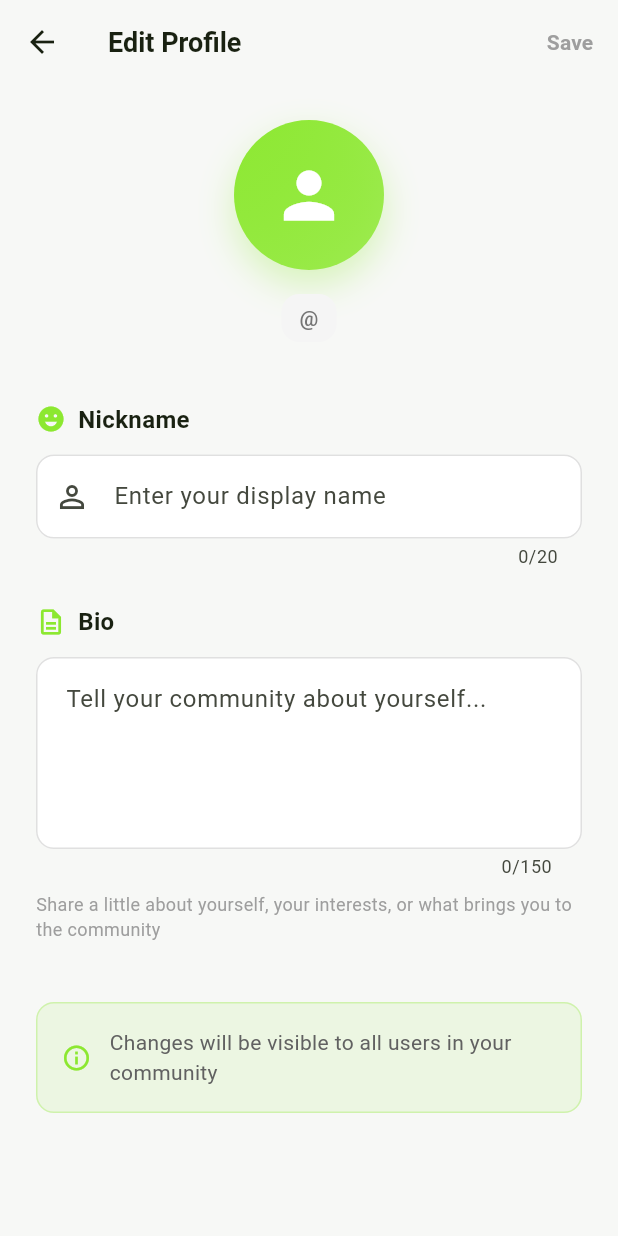
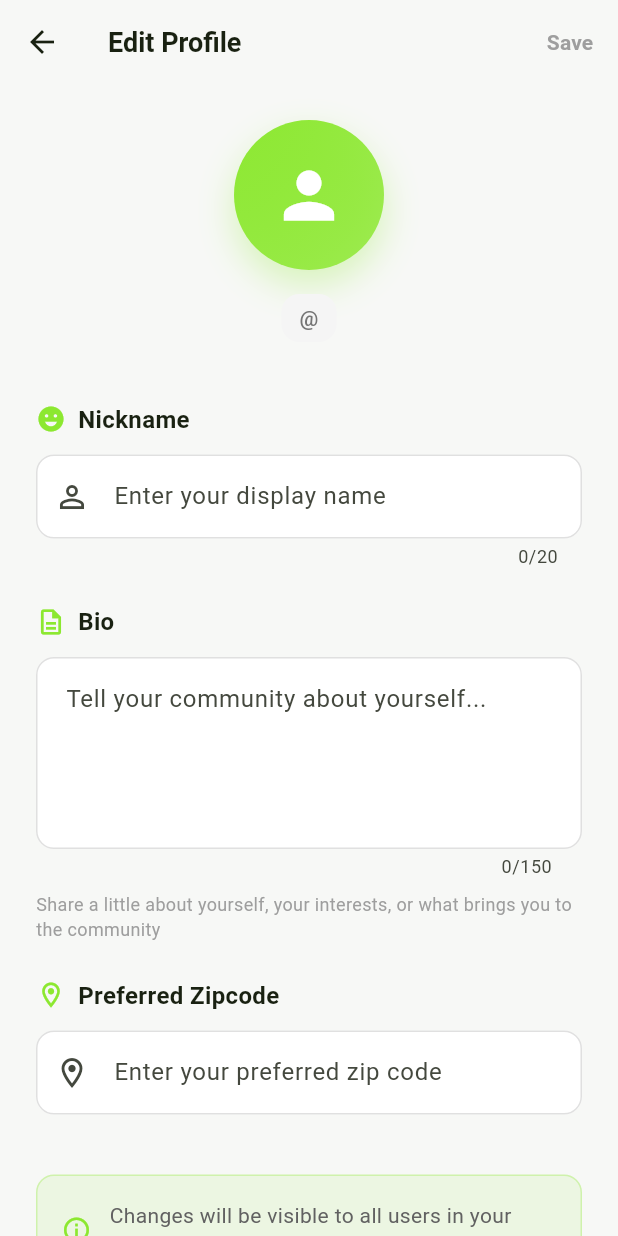
Before and after one commit to dp9910/zipsocial, a Flutter app: the ProfileScreen screen opened directly, after a tap on "Edit Profile", on a phone screen of 412 x 824 dp. Run offline on Flutter 3.47's test engine with Material 3 defaults, Android fonts, the phone set to English and light mode, and no system bars; our stand-ins replace google_sign_in, supabase_flutter; accounts and stored records are empty; Roboto replaces fonts that are missing (BeVietnamPro).

Commit message:
feat: Implement preferred zip code feature and update README

```diff
--- a/lib/models/user.dart
+++ b/lib/models/user.dart
@@ -5,6 +5,7 @@ class AppUser {
   final String? email;
   final DateTime createdAt;
   final String? defaultZipcode;
+  final String? preferredZipcode; // Add this line
   final String? nickname;
   final String? bio;
   final int followerCount;
@@ -19,6 +20,7 @@ class AppUser {
     this.email,
     required this.createdAt,
     this.defaultZipcode,
+    this.preferredZipcode, // Add this line
     this.nickname,
     this.bio,
     this.followerCount = 0,
@@ -35,6 +37,7 @@ class AppUser {
       email: json['google_email'],
       createdAt: DateTime.parse(json['created_at']),
       defaultZipcode: json['default_zipcode'],
+      preferredZipcode: json['preferred_zipcode'], // Add this line
       nickname: json['nickname'],
       bio: json['bio'],
       followerCount: json['follower_count'] ?? 0,
@@ -52,6 +55,7 @@ class AppUser {
       'google_email': email,
       'created_at': createdAt.toIso8601String(),
       'default_zipcode': defaultZipcode,
+      'preferred_zipcode': preferredZipcode, // Add this line
       'nickname': nickname,
       'bio': bio,
       'follower_count': followerCount,
--- a/lib/screens/edit_profile_screen.dart
+++ b/lib/screens/edit_profile_screen.dart
@@ -14,6 +14,7 @@ class EditProfileScreen extends StatefulWidget {
 class _EditProfileScreenState extends State<EditProfileScreen> {
   final _nicknameController = TextEditingController();
   final _bioController = TextEditingController();
+  final _preferredZipcodeController = TextEditingController();
   final _formKey = GlobalKey<FormState>();
   bool _isLoading = false;
   bool _hasChanges = false;
@@ -23,21 +24,25 @@ class _EditProfileScreenState extends State<EditProfileScreen> {
     super.initState();
     _nicknameController.text = widget.user.nickname ?? '';
     _bioController.text = widget.user.bio ?? '';
+    _preferredZipcodeController.text = widget.user.preferredZipcode ?? '';
 
     _nicknameController.addListener(_onFieldChanged);
     _bioController.addListener(_onFieldChanged);
+    _preferredZipcodeController.addListener(_onFieldChanged);
   }
 
   @override
   void dispose() {
     _nicknameController.dispose();
     _bioController.dispose();
+    _preferredZipcodeController.dispose();
     super.dispose();
   }
 
   void _onFieldChanged() {
     final hasChanges = _nicknameController.text != (widget.user.nickname ?? '') ||
-                      _bioController.text != (widget.user.bio ?? '');
+                      _bioController.text != (widget.user.bio ?? '') ||
+                      _preferredZipcodeController.text != (widget.user.preferredZipcode ?? '');
 
     if (hasChanges != _hasChanges) {
       setState(() => _hasChanges = hasChanges);
@@ -50,9 +55,10 @@ class _EditProfileScreenState extends State<EditProfileScreen> {
     setState(() => _isLoading = true);
 
     try {
-      await SupabaseAuthService.updateUserProfile( // Changed service call
+      await SupabaseAuthService.updateUserProfile(
         nickname: _nicknameController.text.trim(),
         bio: _bioController.text.trim().isEmpty ? null : _bioController.text.trim(),
+        preferredZipcode: _preferredZipcodeController.text.trim().isEmpty ? null : _preferredZipcodeController.text.trim(),
       );
 
       if (mounted) {
@@ -317,6 +323,61 @@ class _EditProfileScreenState extends State<EditProfileScreen> {
                   ],
                 ),
 
+                const SizedBox(height: 24),
+
+                // Preferred Zipcode Section
+                Column(
+                  crossAxisAlignment: CrossAxisAlignment.start,
+                  children: [
+                    Row(
+                      children: [
+                        const Icon(
+                          Icons.location_on_outlined,
+                          color: Color(0xFF8CE830),
+                          size: 20,
+                        ),
+                        const SizedBox(width: 8),
+                        const Text(
+                          'Preferred Zipcode',
+                          style: TextStyle(
+                            fontSize: 16,
+                            fontWeight: FontWeight.w600,
+                          ),
+                        ),
+                      ],
+                    ),
+                    const SizedBox(height: 12),
+                    TextFormField(
+                      controller: _preferredZipcodeController,
+                      keyboardType: TextInputType.number,
+                      decoration: InputDecoration(
+                        hintText: 'Enter your preferred zip code',
+                        prefixIcon: const Icon(Icons.location_on_outlined),
+                        border: OutlineInputBorder(
+                          borderRadius: BorderRadius.circular(12),
+                          borderSide: BorderSide(color: Colors.grey.shade300),
+                        ),
+                        enabledBorder: OutlineInputBorder(
+                          borderRadius: BorderRadius.circular(12),
+                          borderSide: BorderSide(color: Colors.grey.shade300),
+                        ),
+                        focusedBorder: OutlineInputBorder(
+                          borderRadius: BorderRadius.circular(12),
+                          borderSide: const BorderSide(color: Color(0xFF8CE830), width: 2),
+                        ),
+                        filled: true,
+                        fillColor: Colors.white,
+                      ),
+                      validator: (value) {
+                        if (value != null && value.isNotEmpty && !RegExp(r'^\d{5}(-\d{4})?$').hasMatch(value)) {
+                          return 'Please enter a valid 5-digit zip code (e.g., 12345 or 12345-6789)';
+                        }
+                        return null;
+                      },
+                    ),
+                  ],
+                ),
+
                 const SizedBox(height: 40),
 
                 // Info Card
--- a/lib/screens/profile_screen.dart
+++ b/lib/screens/profile_screen.dart
@@ -1,7 +1,7 @@
 import 'package:flutter/material.dart';
 import '../services/supabase_auth_service.dart';
 import '../models/user.dart';
-import 'edit_profile_screen.dart';
+import 'edit_profile_screen.dart' hide Container;
 import 'settings_screen.dart';
 
 class ProfileScreen extends StatefulWidget {
--- a/lib/services/supabase_auth_service.dart
+++ b/lib/services/supabase_auth_service.dart
@@ -175,6 +175,7 @@ class SupabaseAuthService {
     required String nickname,
     String? bio,
     bool? isProfileComplete,
+    String? preferredZipcode,
   }) async {
     final user = currentUser;
     if (user == null) throw Exception('Not authenticated');
@@ -184,6 +185,7 @@ class SupabaseAuthService {
       'nickname': nickname,
       'bio': bio,
       'is_profile_complete': isProfileComplete,
+      'preferred_zipcode': preferredZipcode,
     };
 
     updates.removeWhere((key, value) => value == null);
```
Also changed, not shown: lib/screens/home_screen.dart (+13 -1 lines), 1 other file.
